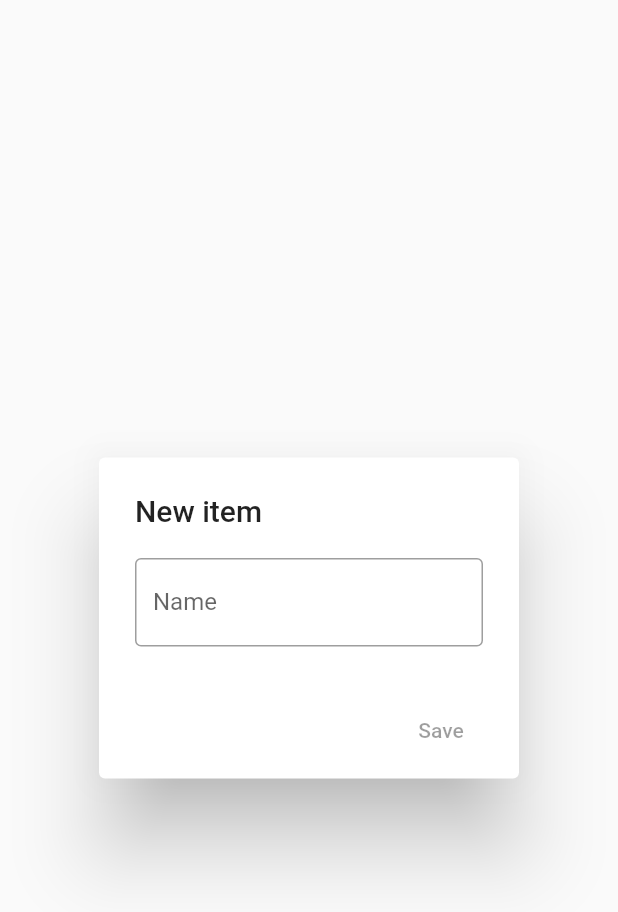
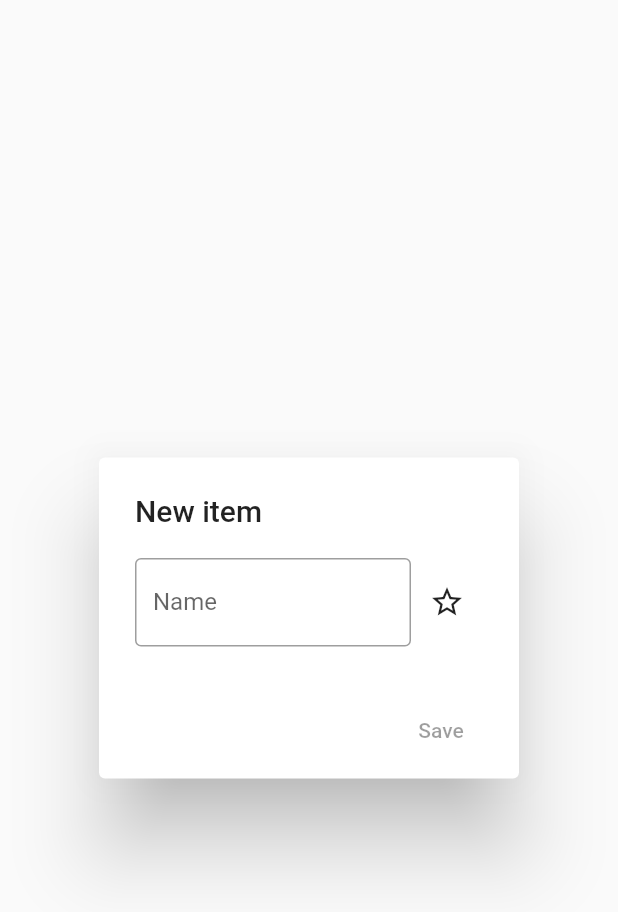
Before and after one commit to qwert2603/our_lists, a Flutter app: the NewItemDialog widget shown alone on an empty page, opened directly, on a phone screen of 412 x 824 dp. Shown: the top 912 px of the screen. Run offline on Flutter 3.47's test engine with Material 2 defaults, Android fonts, the phone set to English and light mode, and no system bars; our stand-ins replace cloud_firestore, firebase_core; accounts and stored records are empty.

Commit message:
set isFavourite in NewItemDialog

```diff
--- a/lib/dialogs.dart
+++ b/lib/dialogs.dart
@@ -37,6 +37,17 @@ class _NewListDialogState extends State<NewListDialog> {
   }
 }
 
+@immutable
+class NewItemResult {
+  final String name;
+  final bool isFavorite;
+
+  NewItemResult({
+    @required this.name,
+    @required this.isFavorite,
+  });
+}
+
 class NewItemDialog extends StatefulWidget {
   @override
   _NewItemDialogState createState() => _NewItemDialogState();
@@ -44,28 +55,42 @@ class NewItemDialog extends StatefulWidget {
 
 class _NewItemDialogState extends State<NewItemDialog> {
   TextEditingController controller = TextEditingController();
+  bool isFavourite = false;
 
   @override
   Widget build(BuildContext context) {
     return AlertDialog(
       title: Text("New item"),
-      content: Column(
-        mainAxisSize: MainAxisSize.min,
+      content: Row(
         children: <Widget>[
-          TextField(
-            controller: controller,
-            onChanged: (s) => setState(() {}),
-            decoration: InputDecoration(
-              labelText: "Name",
-              border: OutlineInputBorder(),
+          Expanded(
+            child: TextField(
+              controller: controller,
+              onChanged: (s) => setState(() {}),
+              decoration: InputDecoration(
+                labelText: "Name",
+                border: OutlineInputBorder(),
+              ),
             ),
+          ),
+          IconButton(
+            icon: Icon(
+              isFavourite ? Icons.star : Icons.star_border,
+            ),
+            onPressed: () => setState(() => isFavourite = !isFavourite),
           ),
         ],
       ),
       actions: <Widget>[
         FlatButton(
           onPressed: controller.text.trim().isNotEmpty
-              ? () => Navigator.pop(context, controller.text)
+              ? () => Navigator.pop(
+                    context,
+                    NewItemResult(
+                      name: controller.text,
+                      isFavorite: isFavourite,
+                    ),
+                  )
               : null,
           child: Text("Save"),
         ),
--- a/lib/repo.dart
+++ b/lib/repo.dart
@@ -9,7 +9,7 @@ abstract class Repo {
 
   void addList(String name);
 
-  void addItem(String listId, String name);
+  void addItem(String listId, String name, bool isFavourite);
 
   void removeList(String listId);
 
--- a/lib/repo_impl.dart
+++ b/lib/repo_impl.dart
@@ -70,11 +70,12 @@ class RepoImpl implements Repo {
   }
 
   @override
-  void addItem(String listId, String name) {
+  void addItem(String listId, String name, bool isFavourite) {
     firestore.collection("$listsPath/$listId/items").doc().set(
       {
         "name": name,
         "is_checked": false,
+        "is_favourite": isFavourite,
       },
     );
   }
```
Also changed, not shown: lib/list_screen.dart (+7 -3 lines).
